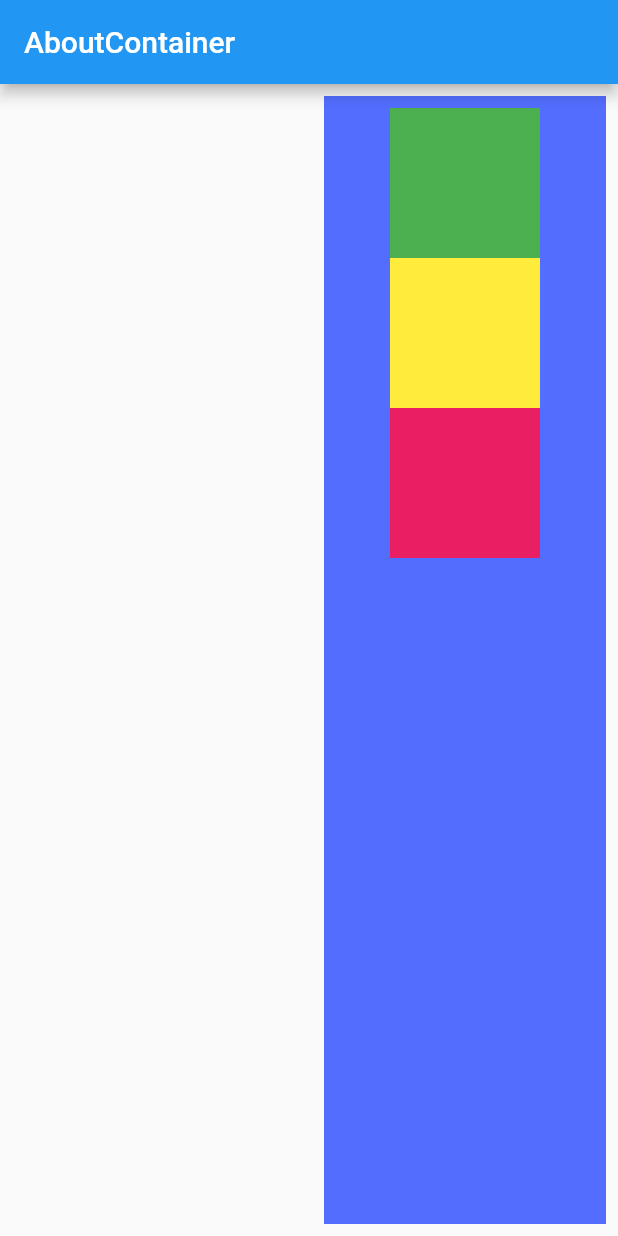
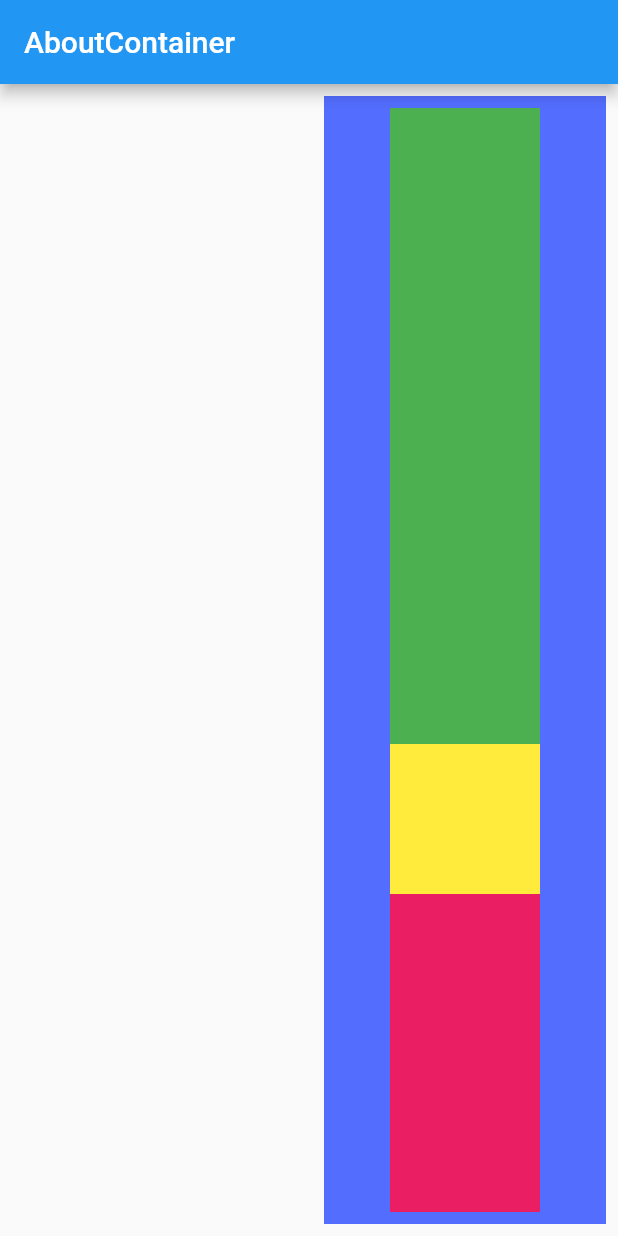
Before and after one commit to Er-Jrsingh/fluty_learn, a Flutter app: the screen it shows after launch, on a phone screen of 412 x 824 dp. Run offline on Flutter 3.47's test engine with Material 2 defaults, Android fonts, the phone set to English and light mode, and no system bars.

Commit message:
Add Expanded Widget

```diff
--- a/lib/main.dart
+++ b/lib/main.dart
@@ -28,11 +28,14 @@ class HomePage extends StatelessWidget {
                   mainAxisAlignment: MainAxisAlignment.start,
                   crossAxisAlignment: CrossAxisAlignment.center,
                   children: <Widget>[
-                    Container(
+                    Expanded(
+                      flex: 2,
+                      child: Container(
                         padding: const EdgeInsets.all(8),
                         width: 100,
                         height: 100,
                         color: Colors.green,
+                      ),
                     ),
                     Container(
                       padding: const EdgeInsets.all(8),
@@ -40,10 +43,12 @@ class HomePage extends StatelessWidget {
                       height: 100,
                       color: Colors.yellow,
                     ),
-                    Container(
+                    Expanded(
+                      child: Container(
                         color: Colors.pink,
                         width: 100,
                         height: 100,
+                      ),
                     )
                   ],
                 ),
```
Lines whose indentation alone changed are shown as unchanged.
